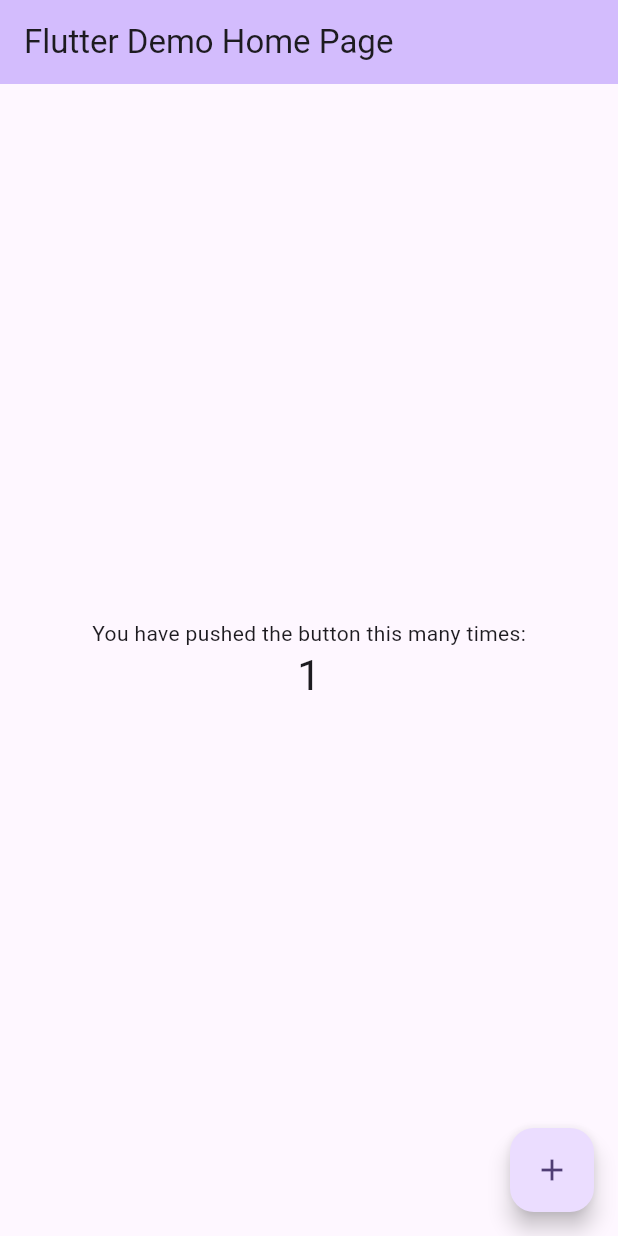
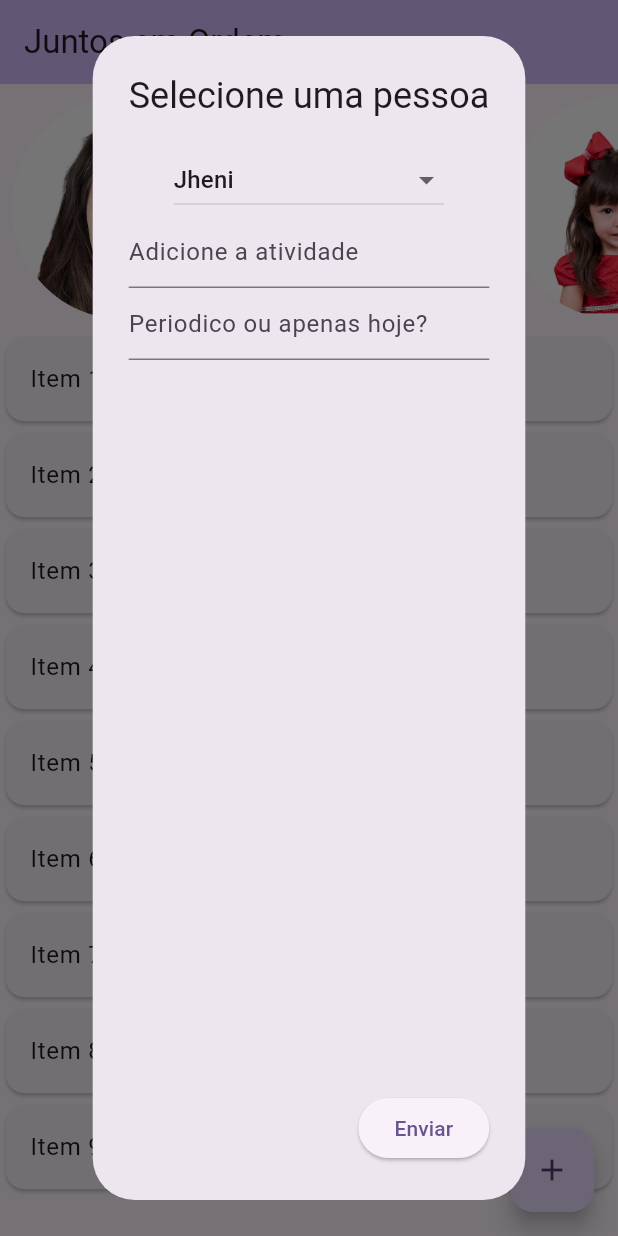
Before and after one commit to senhorwell/juntos-em-ordem, a Flutter app: the screen it shows after launch, after a tap on the "add" icon, on a phone screen of 412 x 824 dp. Run offline on Flutter 3.47's test engine with Material 2 defaults, Android fonts, the phone set to English and light mode, and no system bars; our stand-ins replace firebase_core, firebase_database; accounts and stored records are empty; statements that could not run were skipped.

Commit message:
Adicionando tela home com fotos e checklist

```diff
--- /dev/null
+++ b/lib/home.dart
@@ -0,0 +1,175 @@
+import 'package:flutter/material.dart';
+import 'package:firebase_database/firebase_database.dart';
+
+class HomePage extends StatefulWidget {
+  const HomePage({super.key});
+
+  @override
+  State<HomePage> createState() => _HomePageState();
+}
+
+class _HomePageState extends State<HomePage> {
+  FirebaseDatabase databaase = FirebaseDatabase.instance;
+
+  final List<String> images = [
+    'assets/pessoas/jheni.png',
+    'assets/pessoas/well.png',
+    'assets/pessoas/alice.png',
+    'assets/pessoas/helena.png',
+    'assets/pessoas/julia.png',
+  ];
+
+  List<ChecklistItem> items = [
+    ChecklistItem(title: 'Item 1'),
+    ChecklistItem(title: 'Item 2'),
+    ChecklistItem(title: 'Item 3'),
+    ChecklistItem(title: 'Item 4'),
+    ChecklistItem(title: 'Item 5'),
+    ChecklistItem(title: 'Item 6'),
+    ChecklistItem(title: 'Item 7'),
+    ChecklistItem(title: 'Item 8'),
+    ChecklistItem(title: 'Item 9'),
+    ChecklistItem(title: 'Item 3'),
+    ChecklistItem(title: 'Item 3'),
+    ChecklistItem(title: 'Item 3'),
+    ChecklistItem(title: 'Item 3'),
+    ChecklistItem(title: 'Item 3'),
+  ];
+
+  @override
+  Widget build(BuildContext context) {
+    return Scaffold(
+      appBar: AppBar(
+        backgroundColor: Theme.of(context).colorScheme.inversePrimary,
+        title: const Text('Juntos em Ordem'),
+      ),
+      body: Column(
+        crossAxisAlignment: CrossAxisAlignment.center,
+        children: [
+          SizedBox(
+          height: MediaQuery.of(context).size.height * 0.2, // 20% da altura da tela
+          child: ListView.builder(
+          scrollDirection: Axis.horizontal,
+          itemCount: images.length,
+          itemBuilder: (context, index) {
+            return GestureDetector(
+              onTap: () {
+                // Ação ao clicar na imagem
+                print('Imagem $index clicada!');
+              },
+              child: AspectRatio(
+                aspectRatio: 1, // Para manter a imagem quadrada
+                child: Padding(
+                  padding: const EdgeInsets.all(8.0),
+                  child: ClipOval(
+                    child: Image.asset(
+                      images[index],
+                      fit: BoxFit.cover,
+                    ),
+                  ),
+                ),
+              ),
+            );
+          },
+        ),
+      ),
+          SingleChildScrollView(
+            child: SizedBox(
+              width: MediaQuery.of(context).size.width,
+              height: MediaQuery.of(context).size.height * 0.7,
+              child: ListView.builder(
+                itemCount: items.length,
+                itemBuilder: (context, index) {
+                  return Card(
+                    color: items[index].isSelected ? Colors.green : null,
+                    child: ListTile(
+                      title: Text(items[index].title),
+                      onTap: () {
+                        setState(() {
+                          items[index].isSelected = !items[index].isSelected;
+                        });
+                      },
+                    ),
+                  );
+                },
+              ),
+            ),
+          )
+        ],
+      ),
+      floatingActionButton: FloatingActionButton(
+        onPressed: () {
+          showDialog(
+            context: context,
+            builder: (BuildContext context) {
+              String? selectedValue = 'Jheni';
+              String? textInput;
+              String? dateInput;
+              return AlertDialog(
+                title: const Text('Selecione uma pessoa'),
+                content: Column(
+                  children: [
+                    DropdownButton<String>(
+                      hint: const Text('Selecione uma opção'),
+                      value: selectedValue,
+                      items: <String>[
+                        'Jheni',
+                        'Well',
+                        'Alice',
+                        'Helena',
+                        'Julia'
+                      ].map((String value) {
+                        return DropdownMenuItem<String>(
+                          value: value,
+                          child: Text(value.toString()),
+                        );
+                      }).toList(),
+                      onChanged: (newValue) {
+                        setState(() {
+                          selectedValue = newValue;
+                        });
+                      },
+                    ),
+                    TextField(
+                      onChanged: (value) {
+                        textInput = value;
+                      },
+                      decoration: const InputDecoration(
+                        hintText: 'Adicione a atividade',
+                      ),
+                    ),
+                    TextFormField(
+                      onChanged: (value) {
+                        dateInput = value;
+                      },
+                      decoration: const InputDecoration(
+                        hintText: 'Periodico ou apenas hoje?',
+                      ),
+                    ),
+                  ],
+                ),
+                actions: <Widget>[
+                  ElevatedButton(
+                    child: const Text('Enviar'),
+                    onPressed: () {
+                      Navigator.of(context).pop();
+                    },
+                  ),
+                ],
+              );
+            },
+          );
+        },
+        tooltip: 'Increment',
+        child: const Icon(Icons.add),
+      ),
+    );
+  }
+}
+
+class ChecklistItem {
+  String title;
+  bool isSelected = false;
+
+  ChecklistItem({required this.title});
+}
--- a/lib/main.dart
+++ b/lib/main.dart
@@ -1,146 +1,28 @@
 import 'package:flutter/material.dart';
 import 'package:firebase_core/firebase_core.dart';
 import 'firebase_options.dart';
-import 'package:firebase_database/firebase_database.dart';
+
+import 'home.dart';
 
 Future<void> main() async {
   WidgetsFlutterBinding.ensureInitialized();
-  await initializeFirebase();
+  await Firebase.initializeApp(
+      options: DefaultFirebaseOptions.currentPlatform,
+  );
   runApp(const MyApp());
-}
-
-initializeFirebase() async {
-  await Firebase.initializeApp(
-    options: DefaultFirebaseOptions.currentPlatform,
-);
 }
 
 class MyApp extends StatelessWidget {
   const MyApp({super.key});
-
-  // This widget is the root of your application.
   @override
   Widget build(BuildContext context) {
     return MaterialApp(
-      title: 'Flutter Demo',
+      title: 'Juntos em Ordem',
       theme: ThemeData(
-        // This is the theme of your application.
-        //
-        // TRY THIS: Try running your application with "flutter run". You'll see
-        // the application has a purple toolbar. Then, without quitting the app,
-        // try changing the seedColor in the colorScheme below to Colors.green
-        // and then invoke "hot reload" (save your changes or press the "hot
-        // reload" button in a Flutter-supported IDE, or press "r" if you used
-        // the command line to start the app).
-        //
-        // Notice that the counter didn't reset back to zero; the application
-        // state is not lost during the reload. To reset the state, use hot
-        // restart instead.
-        //
-        // This works for code too, not just values: Most code changes can be
-        // tested with just a hot reload.
         colorScheme: ColorScheme.fromSeed(seedColor: Colors.deepPurple),
         useMaterial3: true,
       ),
-      home: const MyHomePage(title: 'Flutter Demo Home Page'),
+      home: const HomePage(),
     );
   }
 }
-
-class MyHomePage extends StatefulWidget {
-  const MyHomePage({super.key, required this.title});
-
-  // This widget is the home page of your application. It is stateful, meaning
-  // that it has a State object (defined below) that contains fields that affect
-  // how it looks.
-
-  // This class is the configuration for the state. It holds the values (in this
-  // case the title) provided by the parent (in this case the App widget) and
-  // used by the build method of the State. Fields in a Widget subclass are
-  // always marked "final".
-
-  final String title;
-
-  @override
-  State<MyHomePage> createState() => _MyHomePageState();
-}
-
-class _MyHomePageState extends State<MyHomePage> {
-  int _counter = 0;
-FirebaseDatabase database = FirebaseDatabase.instance;
-
-
-configuraPessoa() {
-  DatabaseReference ref = FirebaseDatabase.instance.ref("");
-  ref.set({
-    'nome': 'João',
-    'idade': 25,
-  });
-}
-  void _incrementCounter() {
-    configuraPessoa();
-    setState(() {
-      // This call to setState tells the Flutter framework that something has
-      // changed in this State, which causes it to rerun the build method below
-      // so that the display can reflect the updated values. If we changed
-      // _counter without calling setState(), then the build method would not be
-      // called again, and so nothing would appear to happen.
-      _counter++;
-    });
-  }
-
-  @override
-  Widget build(BuildContext context) {
-    // This method is rerun every time setState is called, for instance as done
-    // by the _incrementCounter method above.
-    //
-    // The Flutter framework has been optimized to make rerunning build methods
-    // fast, so that you can just rebuild anything that needs updating rather
-    // than having to individually change instances of widgets.
-    return Scaffold(
-      appBar: AppBar(
-        // TRY THIS: Try changing the color here to a specific color (to
-        // Colors.amber, perhaps?) and trigger a hot reload to see the AppBar
-        // change color while the other colors stay the same.
-        backgroundColor: Theme.of(context).colorScheme.inversePrimary,
-        // Here we take the value from the MyHomePage object that was created by
-        // the App.build method, and use it to set our appbar title.
-        title: Text(widget.title),
-      ),
-      body: Center(
-        // Center is a layout widget. It takes a single child and positions it
-        // in the middle of the parent.
-        child: Column(
-          // Column is also a layout widget. It takes a list of children and
-          // arranges them vertically. By default, it sizes itself to fit its
-          // children horizontally, and tries to be as tall as its parent.
-          //
-          // Column has various properties to control how it sizes itself and
-          // how it positions its children. Here we use mainAxisAlignment to
-          // center the children vertically; the main axis here is the vertical
-          // axis because Columns are vertical (the cross axis would be
-          // horizontal).
-          //
-          // TRY THIS: Invoke "debug painting" (choose the "Toggle Debug Paint"
-          // action in the IDE, or press "p" in the console), to see the
-          // wireframe for each widget.
-          mainAxisAlignment: MainAxisAlignment.center,
-          children: <Widget>[
-            const Text(
-              'You have pushed the button this many times:',
-            ),
-            Text(
-              '$_counter',
-              style: Theme.of(context).textTheme.headlineMedium,
-            ),
-          ],
-        ),
-      ),
-      floatingActionButton: FloatingActionButton(
-        onPressed: _incrementCounter,
-        tooltip: 'Increment',
-        child: const Icon(Icons.add),
-      ), // This trailing comma makes auto-formatting nicer for build methods.
-    );
-  }
-}
--- a/pubspec.yaml
+++ b/pubspec.yaml
@@ -61,9 +61,8 @@ flutter:
   uses-material-design: true
 
   # To add assets to your application, add an assets section, like this:
-  # assets:
-  #   - images/a_dot_burr.jpeg
-  #   - images/a_dot_ham.jpeg
+  assets:
+    - assets/pessoas/
 
   # An image asset can refer to one or more resolution-specific "variants", see
   # https://flutter.dev/assets-and-images/#resolution-aware
```
Also changed, not shown: assets/pessoas/alice.png (added), assets/pessoas/helena.png (added), assets/pessoas/jheni.png (added), assets/pessoas/julia.png (added), assets/pessoas/well.png (added), firebase.json, lib/firebase_options.dart, 2 other files.
